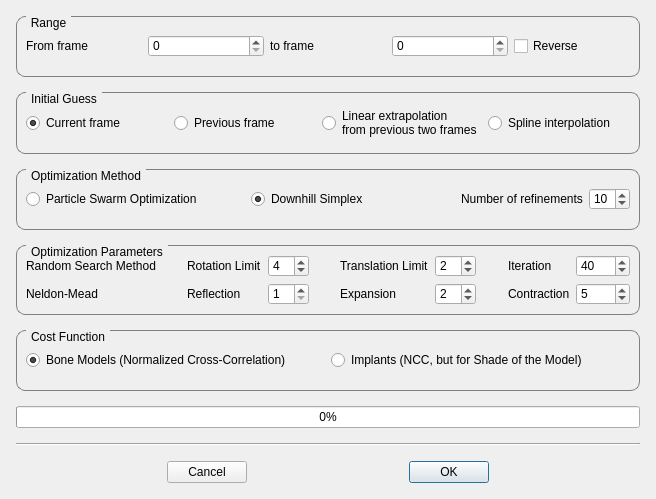
Above: autoscoper/src/ui/ui-files/TrackingOptionsDialog.ui from BrownBiomechanics/Autoscoper before the change. Below: the same form after it.
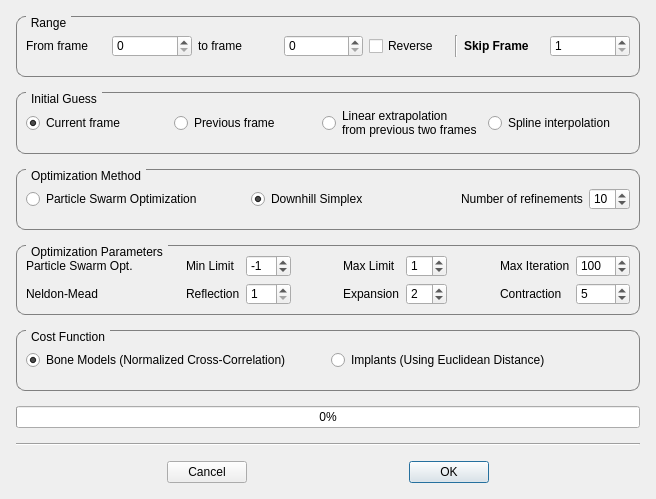
That is the form after the change.

Commit message: Fixed PSO code a little bit, and added some options in Tracking Dialog. Added an ability to skip frames. Added a Euclidean Distance for cost function.

```diff
--- a/autoscoper/src/ui/ui-files/TrackingOptionsDialog.ui
+++ b/autoscoper/src/ui/ui-files/TrackingOptionsDialog.ui
@@ -122,6 +122,39 @@
             </property>
            </widget>
           </item>
+          <item row="0" column="6">
+           <widget class="QLabel" name="label_12">
+            <property name="font">
+             <font>
+              <weight>75</weight>
+              <italic>false</italic>
+              <bold>true</bold>
+              <underline>false</underline>
+              <strikeout>false</strikeout>
+             </font>
+            </property>
+            <property name="text">
+             <string>Skip Frame</string>
+            </property>
+           </widget>
+          </item>
+          <item row="0" column="7">
+           <widget class="QSpinBox" name="spinBox_FrameSkip">
+            <property name="minimum">
+             <number>1</number>
+            </property>
+            <property name="maximum">
+             <number>1000</number>
+            </property>
+           </widget>
+          </item>
+          <item row="0" column="5">
+           <widget class="Line" name="line_2">
+            <property name="orientation">
+             <enum>Qt::Vertical</enum>
+            </property>
+           </widget>
+          </item>
          </layout>
         </item>
        </layout>
@@ -318,7 +351,7 @@
         <item row="1" column="0">
          <widget class="QLabel" name="label_8">
           <property name="text">
-           <string>Random Search Method</string>
+           <string>Particle Swarm Opt.</string>
           </property>
          </widget>
         </item>
@@ -351,24 +384,30 @@
         <item row="1" column="2">
          <widget class="QLabel" name="label_9">
           <property name="text">
-           <string>Rotation Limit</string>
+           <string>Min Limit</string>
           </property>
          </widget>
         </item>
         <item row="1" column="3">
          <widget class="QSpinBox" name="spinBox_rot_limit">
+          <property name="minimum">
+           <number>-20</number>
+          </property>
           <property name="maximum">
-           <number>20</number>
+           <number>0</number>
           </property>
           <property name="value">
-           <number>4</number>
+           <number>-1</number>
+          </property>
+          <property name="displayIntegerBase">
+           <number>10</number>
           </property>
          </widget>
         </item>
         <item row="1" column="5">
          <widget class="QLabel" name="label_10">
           <property name="text">
-           <string>Translation Limit</string>
+           <string>Max Limit</string>
           </property>
          </widget>
         </item>
@@ -387,11 +426,14 @@
         </item>
         <item row="1" column="6">
          <widget class="QSpinBox" name="spinBox_trans_limit">
+          <property name="minimum">
+           <number>0</number>
+          </property>
           <property name="maximum">
            <number>20</number>
           </property>
           <property name="value">
-           <number>2</number>
+           <number>1</number>
           </property>
          </widget>
         </item>
@@ -510,14 +552,14 @@
            <number>9999</number>
           </property>
           <property name="value">
-           <number>40</number>
+           <number>100</number>
           </property>
          </widget>
         </item>
         <item row="1" column="8">
          <widget class="QLabel" name="label_11">
           <property name="text">
-           <string>Iteration</string>
+           <string>Max Iteration</string>
           </property>
          </widget>
         </item>
@@ -613,7 +655,7 @@
         <item row="0" column="1">
          <widget class="QRadioButton" name="radioButton_implant_ncc_cf">
           <property name="text">
-           <string>Implants (NCC, but for Shade of the Model)</string>
+           <string>Implants (Using Euclidean Distance)</string>
           </property>
          </widget>
         </item>
```
Left out of the diff: 14 changed lines with no effect on the pictures. The commit also changes 5 other files.
